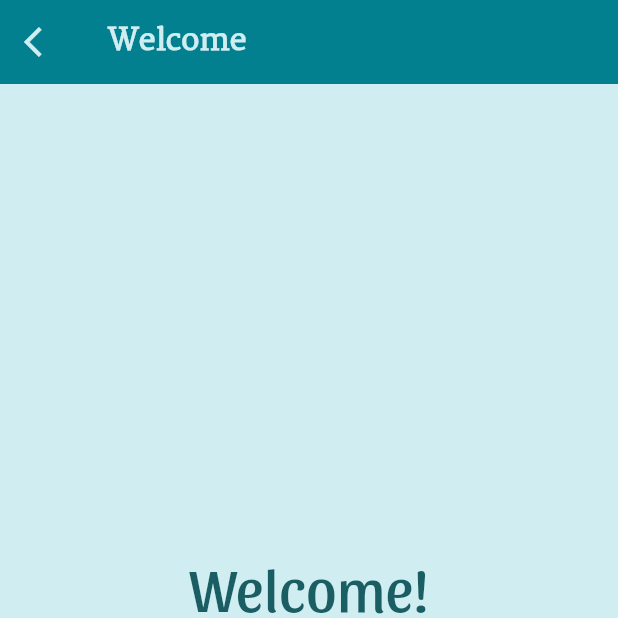
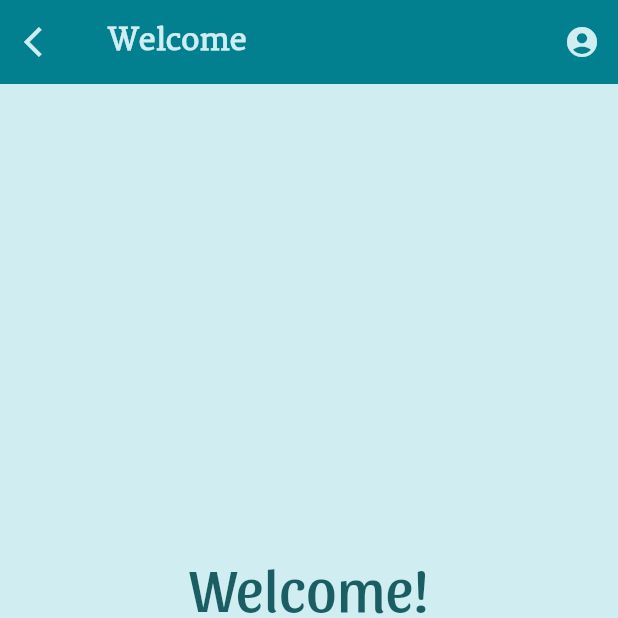
Before and after one commit to elviazamora338/app_2024, a Flutter app: the WelcomeScreen screen opened directly, on a phone screen of 412 x 824 dp, the top half of it. Run offline on Flutter 3.47's test engine with Material 3 defaults, Android fonts, the phone set to English and light mode, and no system bars.

Commit message:
user icon

```diff
--- a/lib/screens/welcome_screen.dart
+++ b/lib/screens/welcome_screen.dart
@@ -32,6 +32,16 @@ class _WelcomeScreenState extends State<WelcomeScreen> {
             fontWeight: FontWeight.bold,
           ),
         ),
+        actions: [
+          IconButton(
+            icon: const Icon(
+              Icons.account_circle,
+              color: Color(0xFFD0EDF2),
+            ),
+            tooltip: 'Profile',
+            onPressed: (){},
+          ),
+        ],
         backgroundColor: const Color(0xFF028090),
       ),
       backgroundColor: const Color(0xFFD0EDF2),
```
